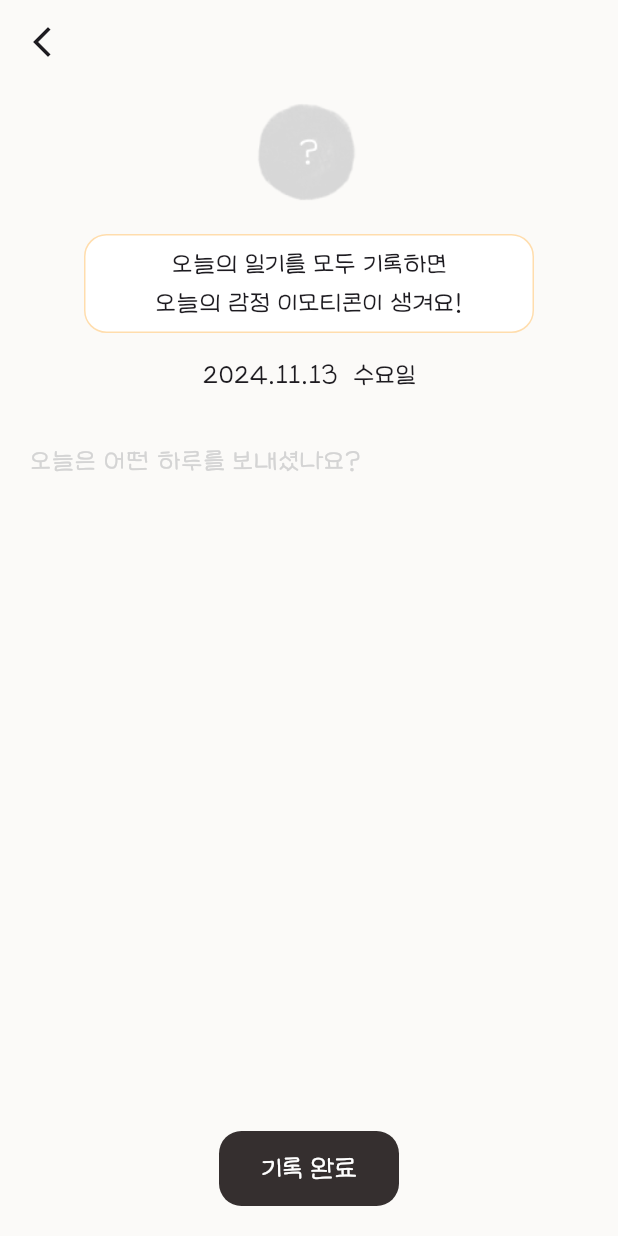
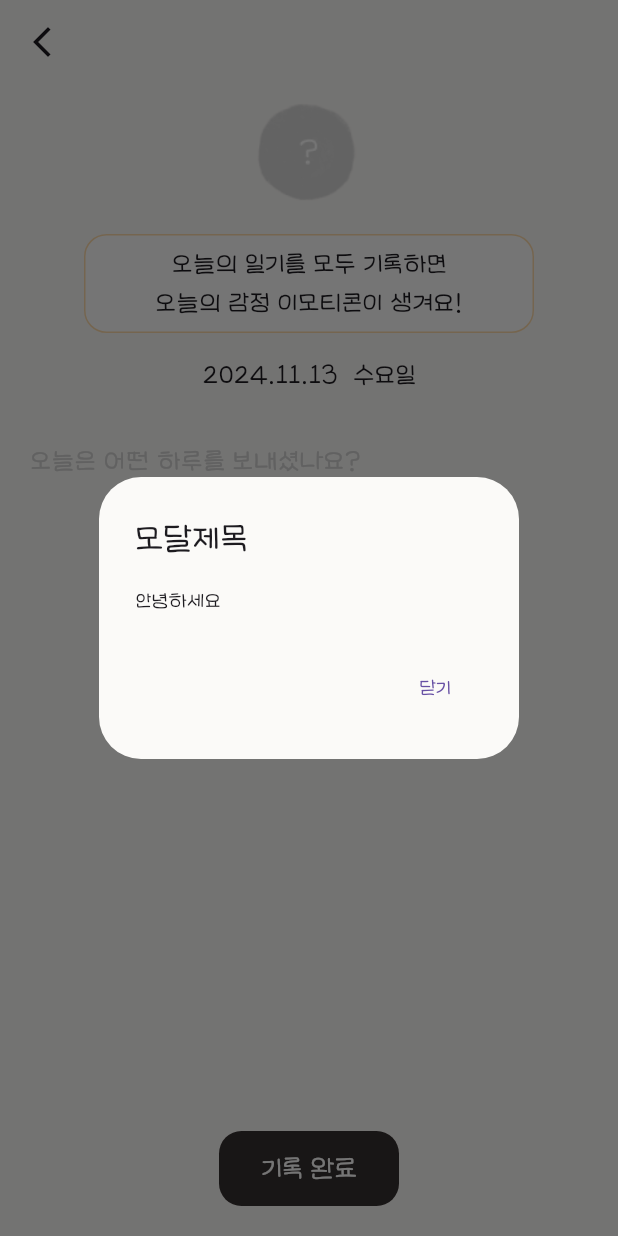
Before and after one commit to happy7yong/moodo, a Flutter app: the Diarypage screen opened directly, after a tap on "기록 완료", on a phone screen of 412 x 824 dp. Run offline on Flutter 3.47's test engine with Material 3 defaults, Android fonts, the phone set to English and light mode, and no system bars; our stand-ins replace firebase_auth, firebase_core, flutter_svg; accounts and stored records are empty.

Commit message:
기록 완료 버튼 클릭시 모달창 생성

```diff
--- a/lib/diaryPage.dart
+++ b/lib/diaryPage.dart
@@ -77,7 +77,26 @@ class Diarypage extends StatelessWidget {
               ),
             ),
             ElevatedButton(
-                onPressed: () {},
+                onPressed: () {
+                  showDialog(
+                    context: context,
+                    builder: (BuildContext context) {
+                      return AlertDialog(
+                        backgroundColor: const Color.fromRGBO(251, 250, 248, 1),
+                        title: const Text('모달제목'),
+                        content: const Text('안녕하세요'),
+                        actions: [
+                          TextButton(
+                            onPressed: () {
+                              Navigator.of(context).pop();
+                            },
+                            child: const Text('닫기'),
+                          ),
+                        ],
+                      );
+                    },
+                  );
+                },
                 style: ElevatedButton.styleFrom(
                     backgroundColor: const Color.fromRGBO(53, 47, 47, 1),
                     shape: RoundedRectangleBorder(
```
